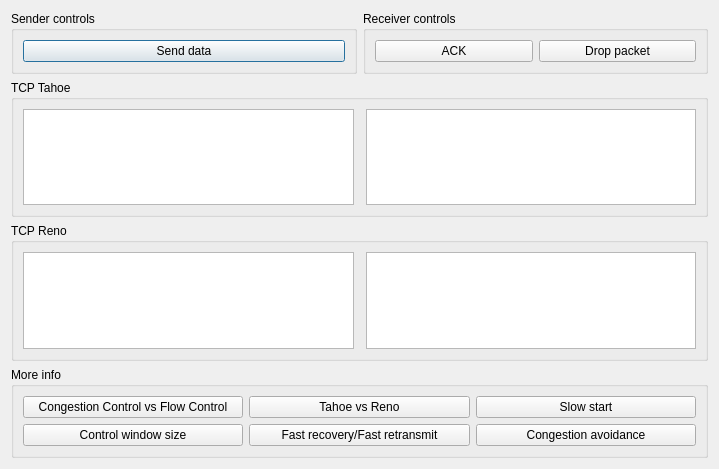
Qt form congestionwindow.ui (AONunan/FinalYearProject) before a commit.
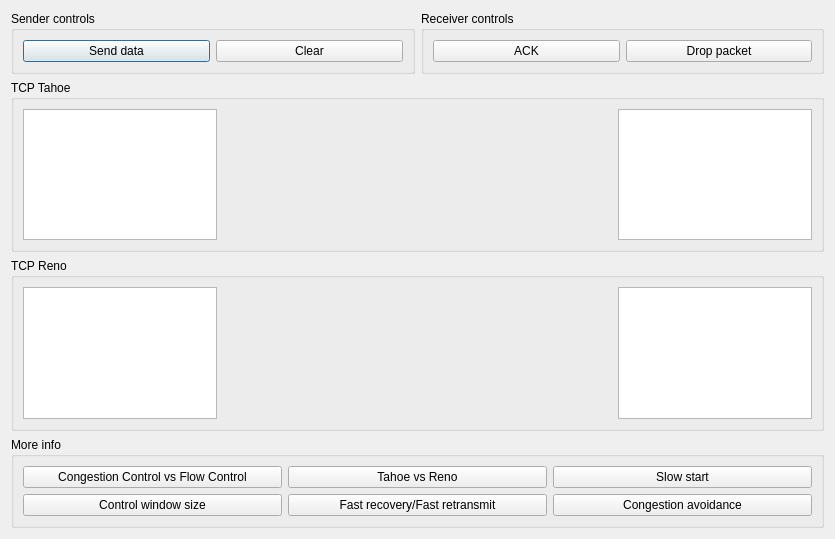
The same form after that commit. Custom widgets are drawn as their Qt base class.

Commit message: Added plotting on button press

Diff of the .ui file:
```diff
--- a/congestionwindow.ui
+++ b/congestionwindow.ui
@@ -6,8 +6,8 @@
    <rect>
     <x>0</x>
     <y>0</y>
-    <width>719</width>
-    <height>469</height>
+    <width>835</width>
+    <height>539</height>
    </rect>
   </property>
   <property name="windowTitle">
@@ -31,6 +31,13 @@
             </property>
            </widget>
           </item>
+          <item>
+           <widget class="QPushButton" name="pushButton_clear">
+            <property name="text">
+             <string>Clear</string>
+            </property>
+           </widget>
+          </item>
          </layout>
         </widget>
        </item>
@@ -66,7 +73,7 @@
        </property>
        <layout class="QHBoxLayout" name="horizontalLayout_6">
         <item>
-         <layout class="QHBoxLayout" name="horizontalLayout_5">
+         <layout class="QHBoxLayout" name="horizontalLayout_5" stretch="1,2,1">
           <item>
            <widget class="QTextBrowser" name="textBrowser_tahoe_variables"/>
           </item>
@@ -88,7 +95,7 @@
        </property>
        <layout class="QHBoxLayout" name="horizontalLayout_7">
         <item>
-         <layout class="QHBoxLayout" name="horizontalLayout_8">
+         <layout class="QHBoxLayout" name="horizontalLayout_8" stretch="1,2,1">
           <item>
            <widget class="QTextBrowser" name="textBrowser_reno_variables"/>
           </item>
```
Left out of the diff: 13 changed lines with no effect on the pictures. The commit also changes 2 other files.
